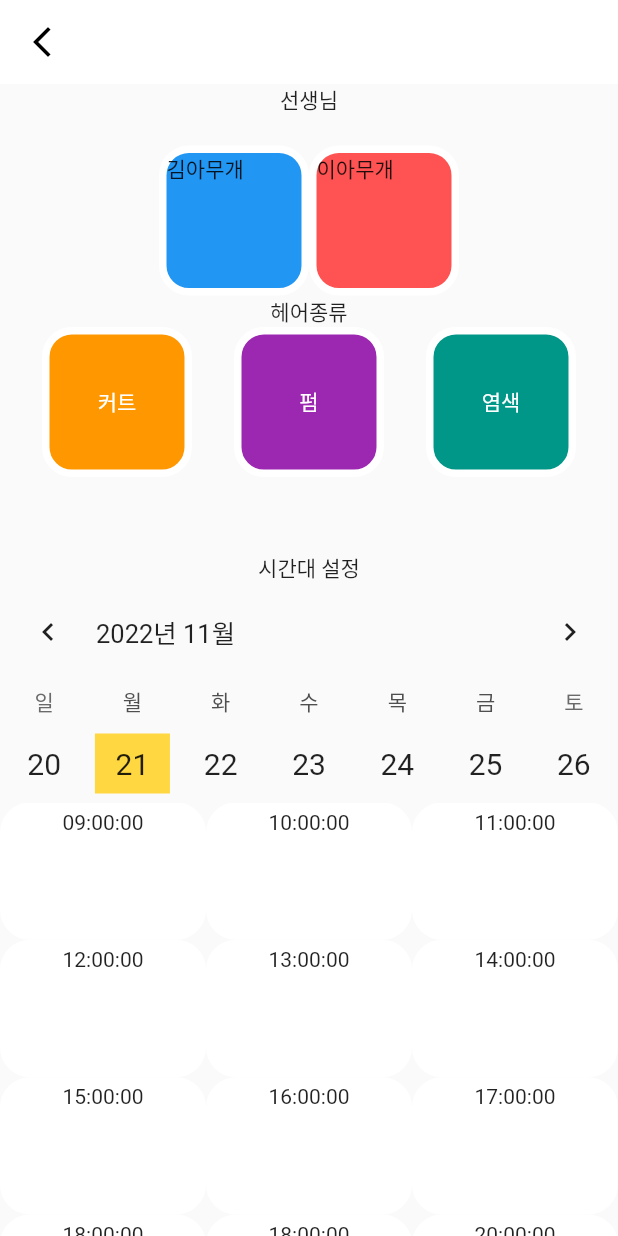
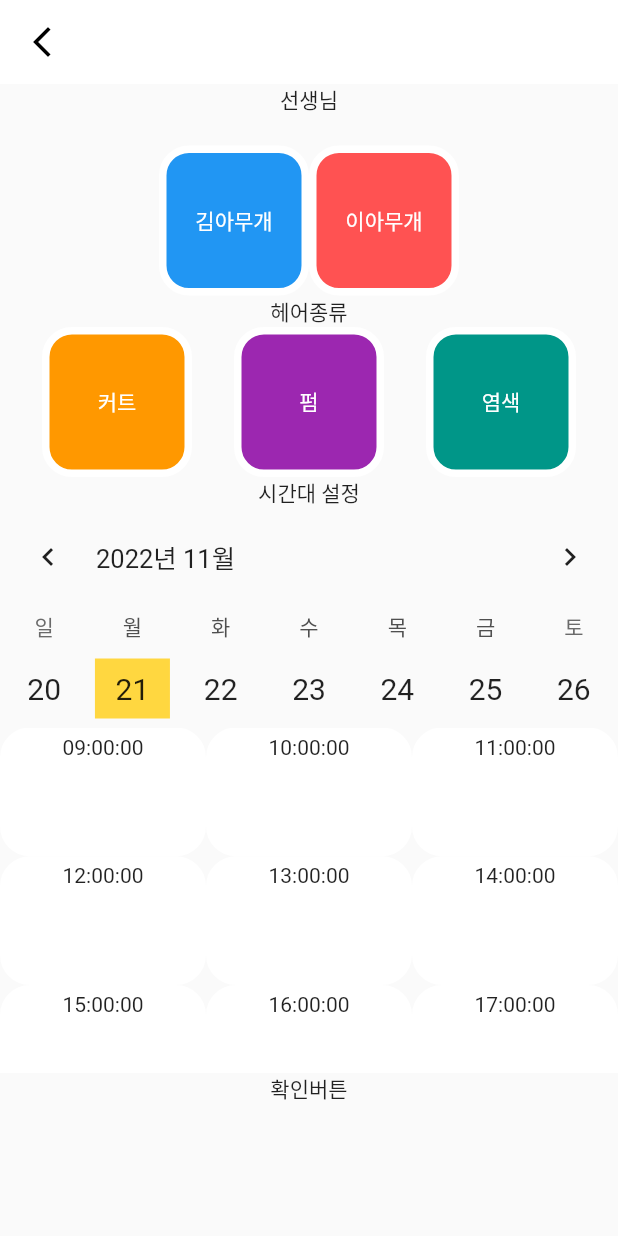
Before and after one commit to chinggu88/hairbook, a Flutter app: the RegisterPage screen opened by its route, on a phone screen of 412 x 824 dp. Run offline on Flutter 3.47's test engine with Material 2 defaults, Android fonts, the phone set to English and light mode, and no system bars; drawn by our look-alikes of table_calendar; our stand-ins replace cloud_firestore, firebase_auth, firebase_core, get, google_sign_in, sign_in_with_apple; missing offline and left inert: flutter_web_auth, kakao_flutter_sdk_user; accounts and stored records are empty.

```diff
--- a/lib/view/register_page.dart
+++ b/lib/view/register_page.dart
@@ -47,7 +47,12 @@ class RegisterPage extends StatelessWidget {
                               width: 100,
                               height: 100,
                               child: Container(
-                                child: Text('김아무개'),
+                                child: Center(
+                                  child: Text(
+                                    '김아무개',
+                                    style: TextStyle(color: Colors.white),
+                                  ),
+                                ),
                                 decoration: BoxDecoration(
                                   color: Colors.blue,
                                   borderRadius: BorderRadius.circular(20),
@@ -69,7 +74,11 @@ class RegisterPage extends StatelessWidget {
                               width: 100,
                               height: 100,
                               child: Container(
-                                child: Text('이아무개'),
+                                child: Center(
+                                    child: Text(
+                                  '이아무개',
+                                  style: TextStyle(color: Colors.white),
+                                )),
                                 decoration: BoxDecoration(
                                   color: Colors.redAccent,
                                   borderRadius: BorderRadius.circular(20),
@@ -163,9 +172,9 @@ class RegisterPage extends StatelessWidget {
                   );
                 },
               ),
-              SizedBox(
-                height: 50,
-              ),
+              // SizedBox(
+              //   height: 50,
+              // ),
               Text('시간대 설정'),
               Obx(
                 () {
@@ -307,18 +316,16 @@ class RegisterPage extends StatelessWidget {
               ),
               Obx(() {
                 return Container(
-                  height: 300,
+                  height: 230,
                   child: GridView.count(
-                    childAspectRatio: 1.5,
+                    childAspectRatio: 1.6,
                     crossAxisCount: 3,
                     children: Schecdulelist(controller.test!),
                   ),
                 );
               }),
-              SizedBox(
-                height: 40,
-              ),
-              Text('확인버튼')
+              GestureDetector(
+                  onTap: () => controller.setregiter(), child: Text('확인버튼'))
             ],
           ),
         ),
@@ -331,7 +338,13 @@ class RegisterPage extends StatelessWidget {
     List<Widget> reWidget = [];
     for (int i = 0; i < controller.regittime.length; i++) {
       reWidget.add(GestureDetector(
-        onTap: () => controller.selectvalue("time", controller.regittime[i]),
+        onTap: () {
+          if (!controller.permittime[i]) {
+            controller.selectvalue("time", controller.regittime[i]);
+          } else {
+            Get.snackbar('주의', '이미 예약이 존재합니다.');
+          }
+        },
         child: Container(
           decoration: BoxDecoration(
             color: controller.permittime[i] ? Colors.grey : Colors.white,
--- a/pubspec.yaml
+++ b/pubspec.yaml
@@ -73,9 +73,9 @@ flutter:
   uses-material-design: true
 
   # To add assets to your application, add an assets section, like this:
-  # assets:
-  #   - images/a_dot_burr.jpeg
-  #   - images/a_dot_ham.jpeg
+  assets:
+    - images/main/
+    # - images/a_dot_ham.jpeg
 
   # An image asset can refer to one or more resolution-specific "variants", see
   # https://flutter.dev/assets-and-images/#resolution-aware
```
Also changed, not shown: lib/controller/register_controller.dart (+16 -2 lines), lib/view/storage_page.dart (+12 -9 lines), images/main/testmain.jpg (added), 1 other file.
